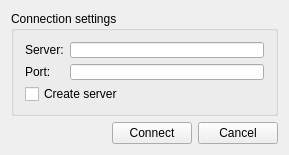
The window that frmconnect.ui (Kolizej/LessonControl) describes before a commit, drawn with Qt 5.
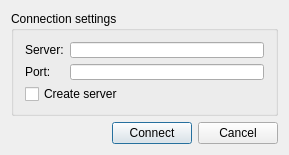
The same window after the commit.

What changed in the file:
```diff
--- a/frmconnect.ui
+++ b/frmconnect.ui
@@ -80,6 +80,9 @@
      <property name="text">
       <string>Connect</string>
      </property>
+     <property name="default">
+      <bool>true</bool>
+     </property>
     </widget>
    </item>
    <item row="1" column="2">
```
